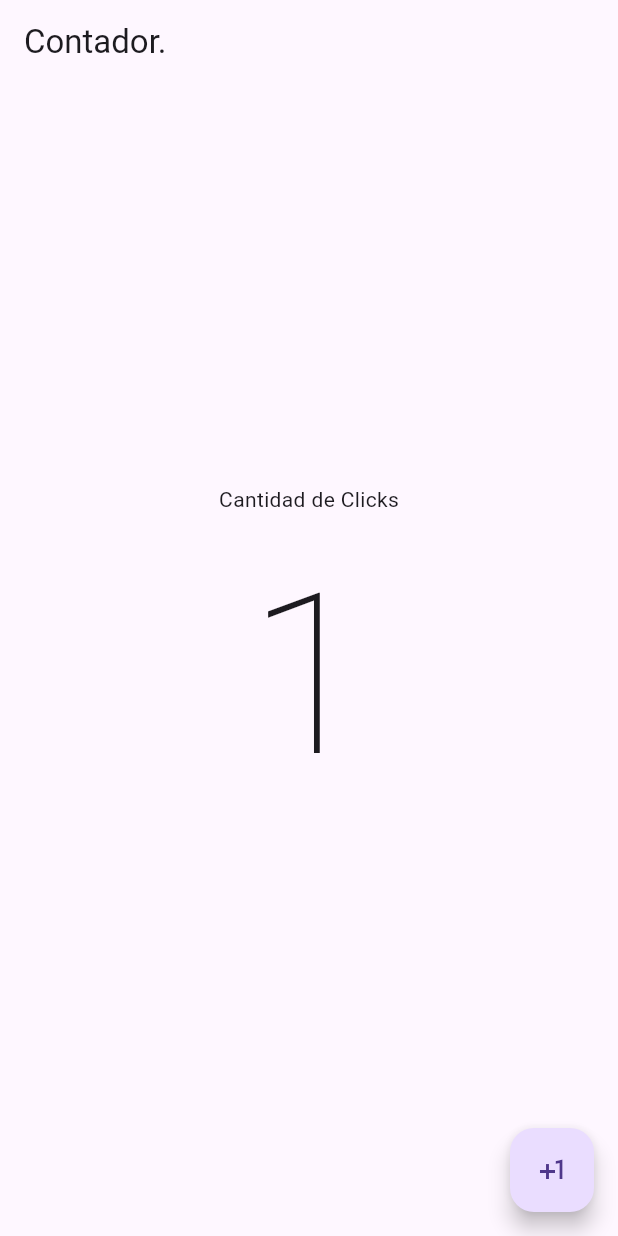
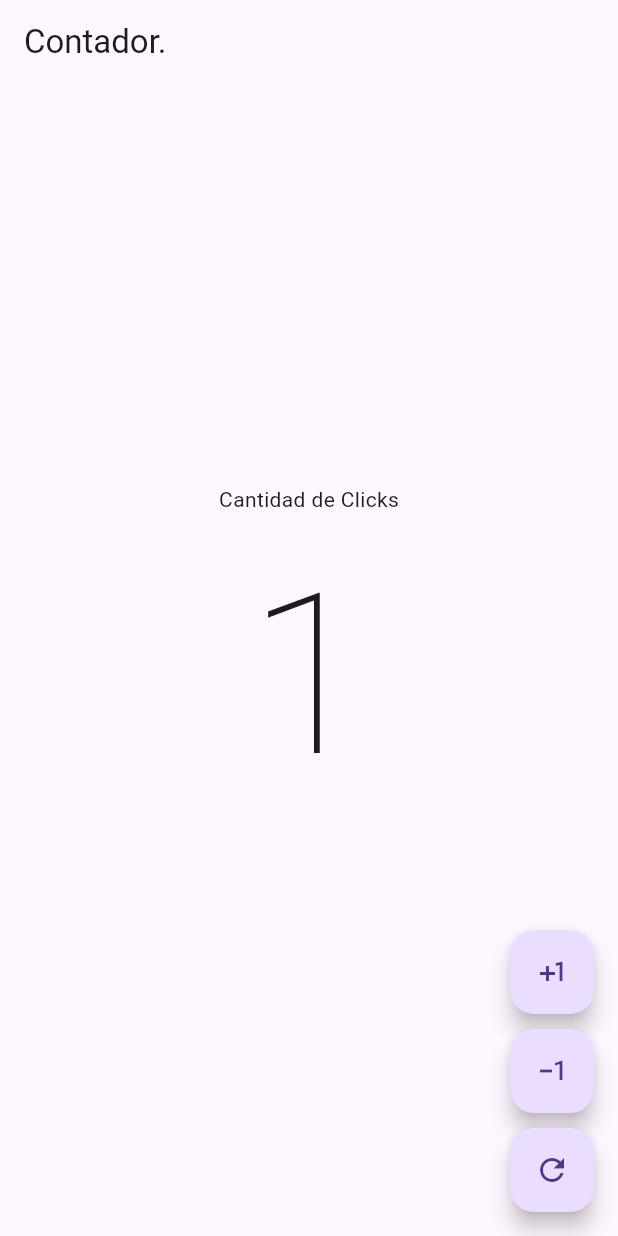
Before and after one commit to J-L-A/New_App_Flutter, a Flutter app: the screen it shows after launch, after a tap on the "plus one" icon, on a phone screen of 412 x 824 dp. Run offline on Flutter 3.47's test engine with Material 3 defaults, Android fonts, the phone set to English and light mode, and no system bars.

Commit message:
Botón para restar clicks y reiniciar el contador fueron agregados.

```diff
--- a/lib/main.dart
+++ b/lib/main.dart
@@ -2,17 +2,13 @@ import 'package:flutter/material.dart';
 import 'package:new_app/pantallas/contador.dart';
 
 void main() {
-  // --- debug del proyecto
-  runApp(MyApp()); //run App, llamdo a la clase MyApp
+  runApp(MyApp());
 }
 
 class MyApp extends StatelessWidget {
-  // creacion de la clase.
   @override
   Widget build(BuildContext context) {
-    //construimos wl widget utilizando la libreia Material.dart
     return MaterialApp(
-      //----Llamamos el conjunto de componentes del Material.app
       debugShowCheckedModeBanner: false,
       home: contador(),
     );
--- a/lib/pantallas/contador.dart
+++ b/lib/pantallas/contador.dart
@@ -8,31 +8,62 @@ class contador extends StatefulWidget {
 }
 
 class _contadorState extends State<contador> {
+  int clickcontador = 0;
+
+  void incrementar() {
+    setState(() {
+      clickcontador++;
+    });
+  }
+
+  void disminuir() {
+    setState(() {
+      clickcontador--;
+    });
+  }
+
+  void reiniciar() {
+    setState(() {
+      clickcontador = 0;
+    });
+  }
+
   @override
-  int clickcontador = 0;
   Widget build(BuildContext context) {
     return Scaffold(
       appBar: AppBar(
-        title: Text('Contador.'), //Texto a mostrar
+        title: Text('Contador.'),
       ),
       body: Center(
         child: Column(
           mainAxisAlignment: MainAxisAlignment.center,
           children: [
-            Text('Cantidad de Clicks'), //Texto a mostrar
+            Text('Cantidad de Clicks'),
             Text(
               '$clickcontador',
               style: TextStyle(fontSize: 150, fontWeight: FontWeight.w100),
-            ), //Texto a mostrar
+            ),
           ],
         ),
       ),
-      floatingActionButton: FloatingActionButton(
-        onPressed: () {
-          clickcontador++;
-          setState(() {});
-        },
-        child: Icon(Icons.plus_one),
+      floatingActionButton: Column(
+        mainAxisAlignment: MainAxisAlignment.end,
+        children: [
+          FloatingActionButton(
+            onPressed: incrementar,
+            child: Icon(Icons.plus_one),
+          ),
+          SizedBox(height: 10),
+          FloatingActionButton(
+            onPressed: disminuir,
+            child: Icon(Icons.exposure_minus_1),
+          ),
+          SizedBox(height: 10),
+          FloatingActionButton(
+            onPressed: reiniciar,
+            child: Icon(Icons.refresh),
+          ),
+        ],
       ),
     );
   }
```
